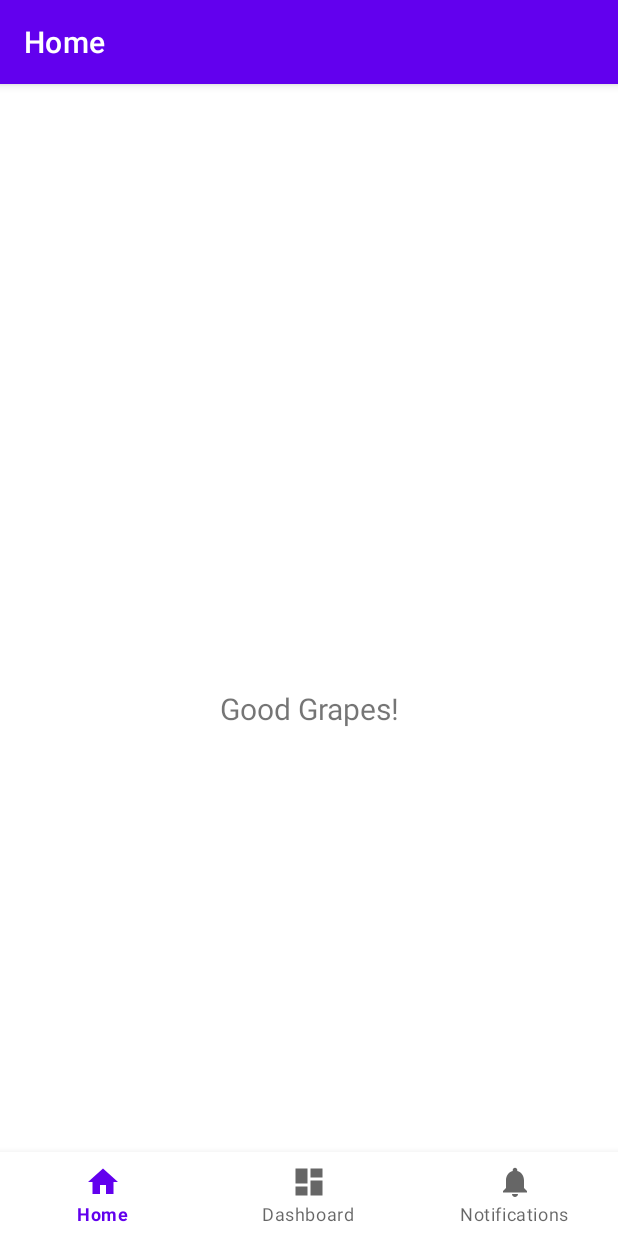
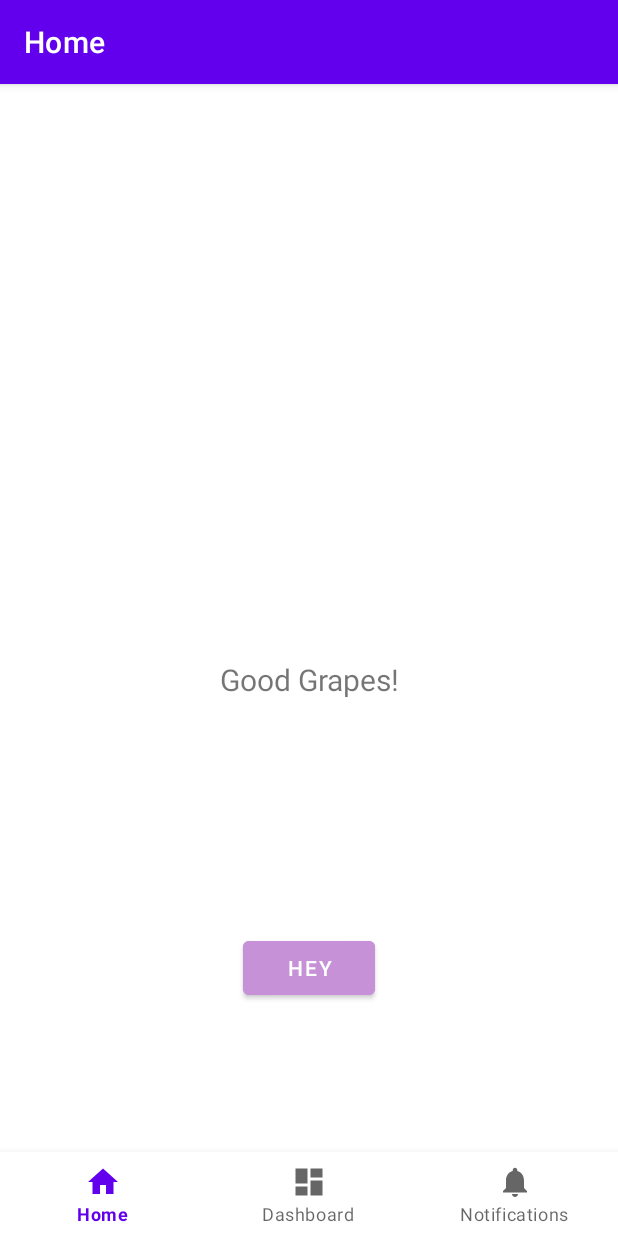
Before and after one commit to vict1311/goodGrapes, an Android app: the screen it shows after launch (MainActivity), on a phone screen of 412 x 824 dp. Run offline under Robolectric (Android 15) with nearby library versions, the phone set to English and light mode, and no system bars; our stand-ins replace navigation-ui.

Commit message:
buttonTest

```diff
--- a/goodGrapes/app/src/main/AndroidManifest.xml
+++ b/goodGrapes/app/src/main/AndroidManifest.xml
@@ -18,7 +18,9 @@
 
                 <category android:name="android.intent.category.LAUNCHER" />
             </intent-filter>
+
         </activity>
+
     </application>
 
 </manifest>
--- a/goodGrapes/app/src/main/java/com/example/goodgrapes/ui/home/HomeFragment.java
+++ b/goodGrapes/app/src/main/java/com/example/goodgrapes/ui/home/HomeFragment.java
@@ -12,7 +12,7 @@ import androidx.lifecycle.ViewModelProvider;
 
 import com.example.goodgrapes.databinding.FragmentHomeBinding;
 
-public class HomeFragment extends Fragment {
+public class HomeFragment extends Fragment implements View.OnClickListener {
 
     private FragmentHomeBinding binding;
 
@@ -27,6 +27,10 @@ public class HomeFragment extends Fragment {
         final TextView textView = binding.textHome;
         homeViewModel.getText().observe(getViewLifecycleOwner(), textView::setText);
         return root;
+
+        View v = inflater.inflate(R.layout.fragment_blank, container, false);
+
+
     }
 
     @Override
--- a/goodGrapes/app/src/main/java/com/example/goodgrapes/ui/home/HomeViewModel.java
+++ b/goodGrapes/app/src/main/java/com/example/goodgrapes/ui/home/HomeViewModel.java
@@ -11,6 +11,9 @@ public class HomeViewModel extends ViewModel {
     public HomeViewModel() {
         mText = new MutableLiveData<>();
         mText.setValue("Good Grapes!");
+
+
+
     }
 
     public LiveData<String> getText() {
--- a/goodGrapes/app/src/main/res/layout/fragment_home.xml
+++ b/goodGrapes/app/src/main/res/layout/fragment_home.xml
@@ -17,6 +17,24 @@
         android:textSize="20sp"
         app:layout_constraintBottom_toBottomOf="parent"
         app:layout_constraintEnd_toEndOf="parent"
+        app:layout_constraintHorizontal_bias="0.0"
         app:layout_constraintStart_toStartOf="parent"
-        app:layout_constraintTop_toTopOf="parent" />
+        app:layout_constraintTop_toTopOf="parent"
+        app:layout_constraintVertical_bias="0.472" />
+
+    <Button
+        android:backgroundTint="@color/lavender"
+        android:textColor="@color/white"
+        android:layout_width="wrap_content"
+        android:layout_height="wrap_content"
+        android:gravity="center"
+        android:text="Hey"
+        app:layout_constraintBottom_toBottomOf="parent"
+        app:layout_constraintEnd_toEndOf="parent"
+        app:layout_constraintStart_toStartOf="parent"
+        app:layout_constraintTop_toBottomOf="@+id/text_home"
+        android:onClick=""
+        android:id="@+id/testButton"
+        />
+
 </androidx.constraintlayout.widget.ConstraintLayout>
--- a/goodGrapes/app/src/main/res/values/colors.xml
+++ b/goodGrapes/app/src/main/res/values/colors.xml
@@ -1,6 +1,7 @@
 <?xml version="1.0" encoding="utf-8"?>
 <resources>
     <color name="purple_200">#FFBB86FC</color>
+    <color name="lavender">#C691D7</color>
     <color name="purple_500">#FF6200EE</color>
     <color name="purple_700">#FF3700B3</color>
     <color name="teal_200">#FF03DAC5</color>
```
